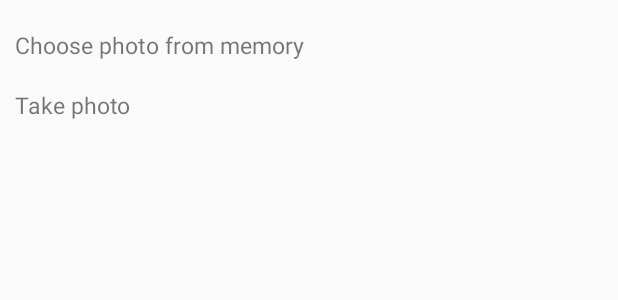
After one commit to nagyjahel/SapiProject, an Android app: the layout dialog_select_photo.xml on its own in the app's theme, with its tools: preview values and no code run, on a phone screen of 412 x 824 dp. The commit adds this screen. Shown: the top 300 px of the screen. Run offline under Robolectric (Android 15) with nearby library versions, the phone set to English and light mode, and no system bars.

```diff
--- a/SapiAds/app/src/main/res/layout/activity_main.xml
+++ b/SapiAds/app/src/main/res/layout/activity_main.xml
@@ -12,7 +12,8 @@
         android:layout_width="match_parent"
         android:layout_height="match_parent"
         android:name="com.example.nagyjahel.sapiads.Main.AdListFragment"
-        android:id="@+id/fragment_placeholder" />
+        android:id="@+id/fragment_placeholder"
+  />
 
 
     <android.support.design.widget.BottomNavigationView
--- /dev/null
+++ b/SapiAds/app/src/main/res/layout/dialog_select_photo.xml
@@ -0,0 +1,25 @@
+<?xml version="1.0" encoding="utf-8"?>
+<RelativeLayout
+    xmlns:android="http://schemas.android.com/apk/res/android" android:layout_width="match_parent"
+    android:layout_height="match_parent"
+    android:padding="10dp">
+
+    <TextView
+        android:layout_width="match_parent"
+        android:layout_height="40dp"
+        android:text="Choose photo from memory"
+        android:textSize="15dp"
+        android:id="@+id/photo_from_gallery"
+        android:gravity="center_vertical"
+        />
+
+    <TextView
+        android:layout_width="match_parent"
+        android:layout_height="40dp"
+        android:text="Take photo"
+        android:textSize="15dp"
+        android:id="@+id/take_photo"
+        android:gravity="center_vertical"
+        android:layout_below="@+id/photo_from_gallery"
+        />
+</RelativeLayout>
--- a/SapiAds/app/src/main/res/layout/fragment_item_list.xml
+++ b/SapiAds/app/src/main/res/layout/fragment_item_list.xml
@@ -6,8 +6,7 @@
     android:name="com.example.nagyjahel.sapiads.Main.AdListFragment"
     android:layout_width="match_parent"
     android:layout_height="match_parent"
-    android:layout_marginLeft="16dp"
-    android:layout_marginRight="16dp"
+    android:layout_marginBottom="80dp"
     app:layoutManager="android.support.v7.widget.GridLayoutManager"
     tools:context=".Main.AdListFragment"
     tools:listitem="@layout/fragment_item" />
```
Also changed, not shown: SapiAds/app/src/main/java/com/example/nagyjahel/sapiads/Database/Ad.java (+10 -5 lines), SapiAds/app/src/main/java/com/example/nagyjahel/sapiads/Main/AdCreateFragment.java (+22 -10 lines), SapiAds/app/src/main/java/com/example/nagyjahel/sapiads/Main/AdDetailFragment.java (+4 -3 lines), SapiAds/app/src/main/java/com/example/nagyjahel/sapiads/Main/AdRecyclerViewAdapter.java (+5 -3 lines), SapiAds/app/src/main/java/com/example/nagyjahel/sapiads/Main/AdvertisementManager.java (+15 -13 lines), SapiAds/app/src/main/res/layout/fragment_item.xml (+7 -7 lines).
